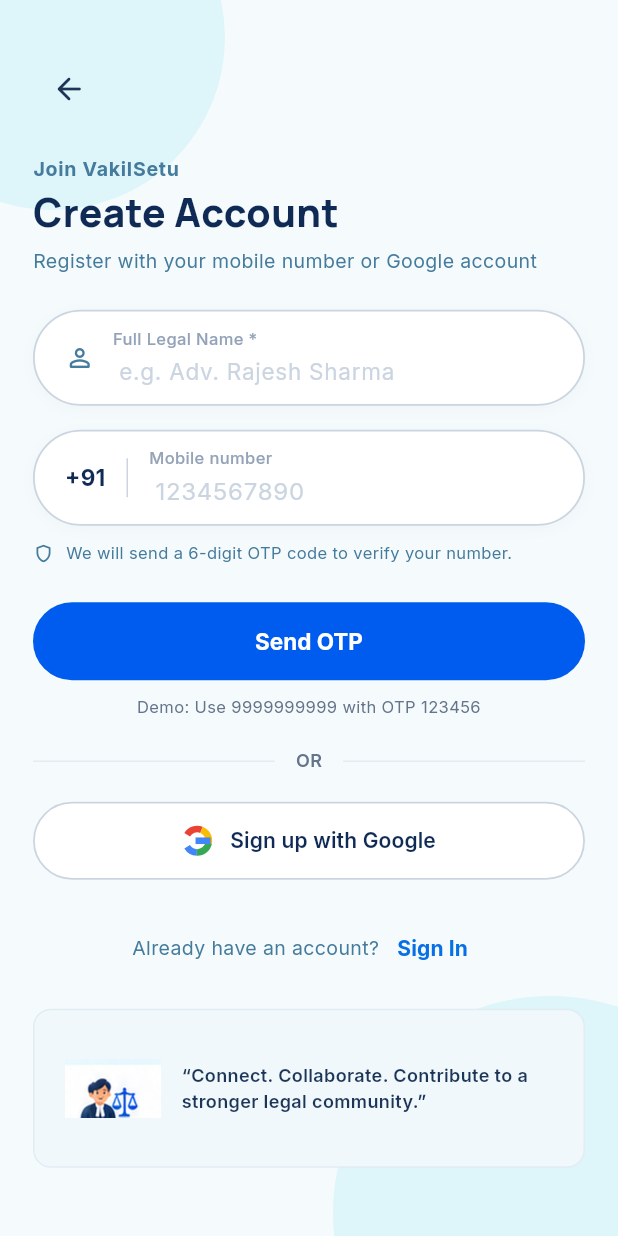
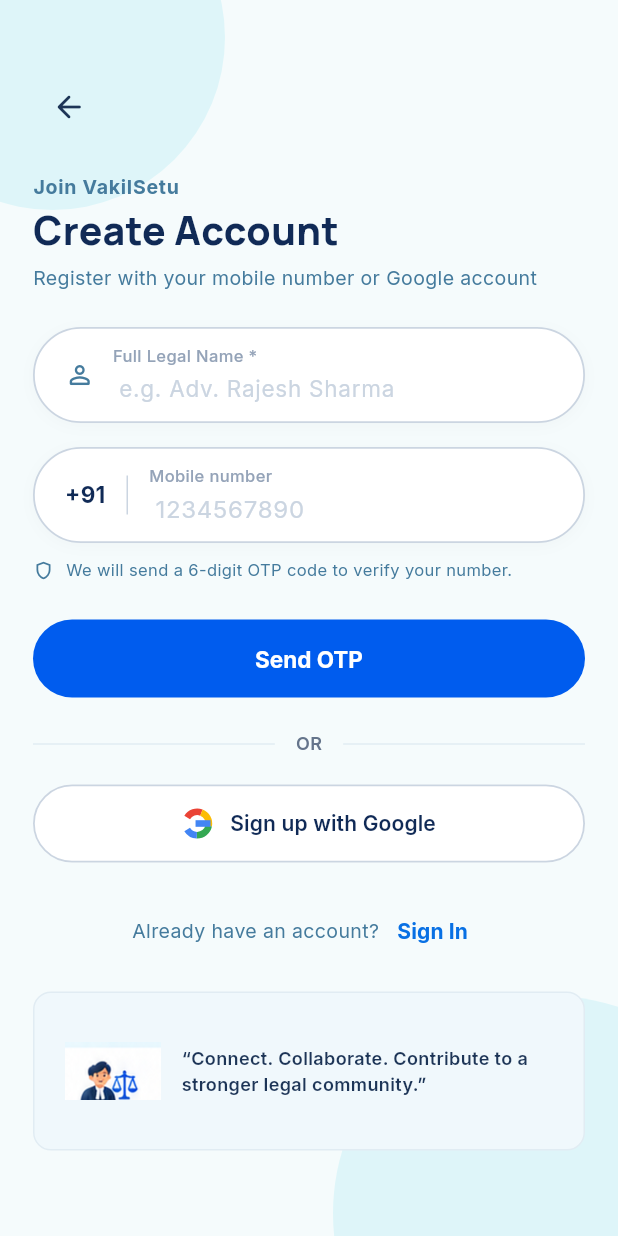
Before and after one commit to anishdandapatdev/Vakilsetu, a Flutter app: the SignUpPage screen opened directly, on a phone screen of 412 x 824 dp. Run offline on Flutter 3.47's test engine with Material 3 defaults, Android fonts, the light colour scheme and no system bars; our stand-ins replace cloud_firestore, file_picker, firebase_auth, firebase_core, flutter_secure_storage, socket_io_client; accounts and stored records are empty.

Commit message:
clean: Remove all demo credentials hint text from auth UI

```diff
--- a/lib/features/authentication/presentation/signup_page.dart
+++ b/lib/features/authentication/presentation/signup_page.dart
@@ -339,13 +339,7 @@
             loading: _loading,
             onPressed: _sendOtp,
           ),
-          const SizedBox(height: 10),
-          const Text(
-            'Demo: Use 9999999999 with OTP 123456',
-            textAlign: TextAlign.center,
-            style: TextStyle(color: muted, fontSize: 11),
-          ),
-          const SizedBox(height: 18),
+          const SizedBox(height: 22),
           Row(
             children: [
               const Expanded(child: Divider()),
@@ -500,12 +494,6 @@
           loading: _loading,
           onPressed: _verifyOtp,
         ),
-        const SizedBox(height: 10),
-        const Text(
-          'Development test code: 123456',
-          textAlign: TextAlign.center,
-          style: TextStyle(color: muted, fontSize: 11),
-        ),
       ],
     );
   }
```
Also changed, not shown: lib/features/authentication/presentation/login_page.dart (+1 -13 lines).
